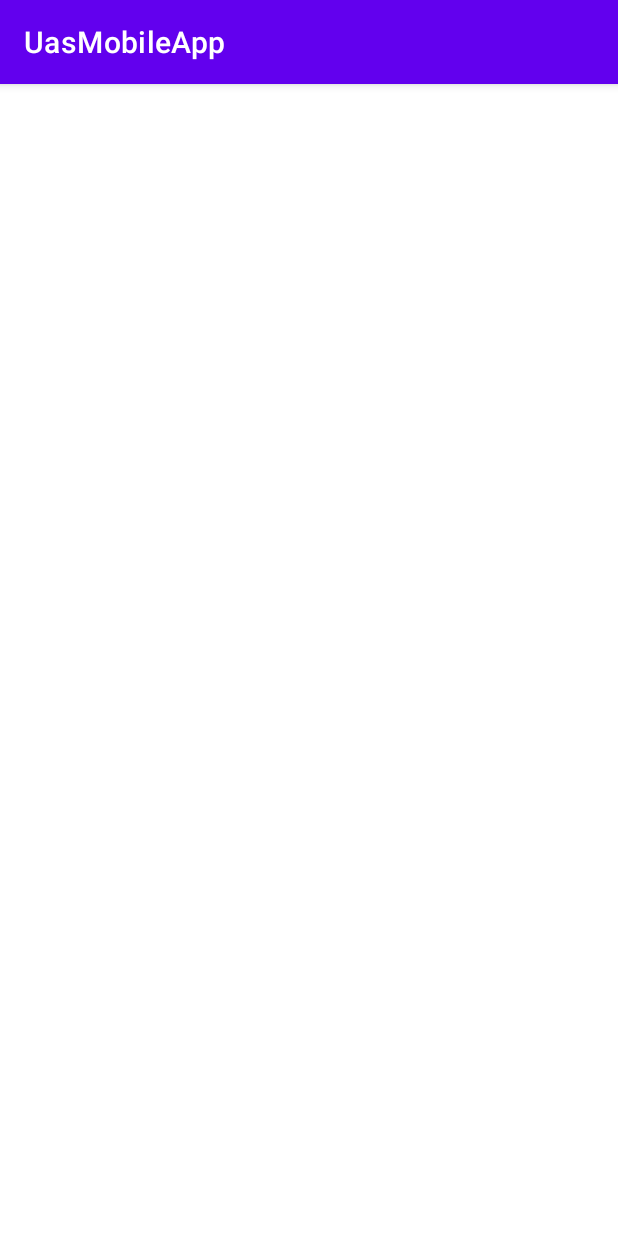
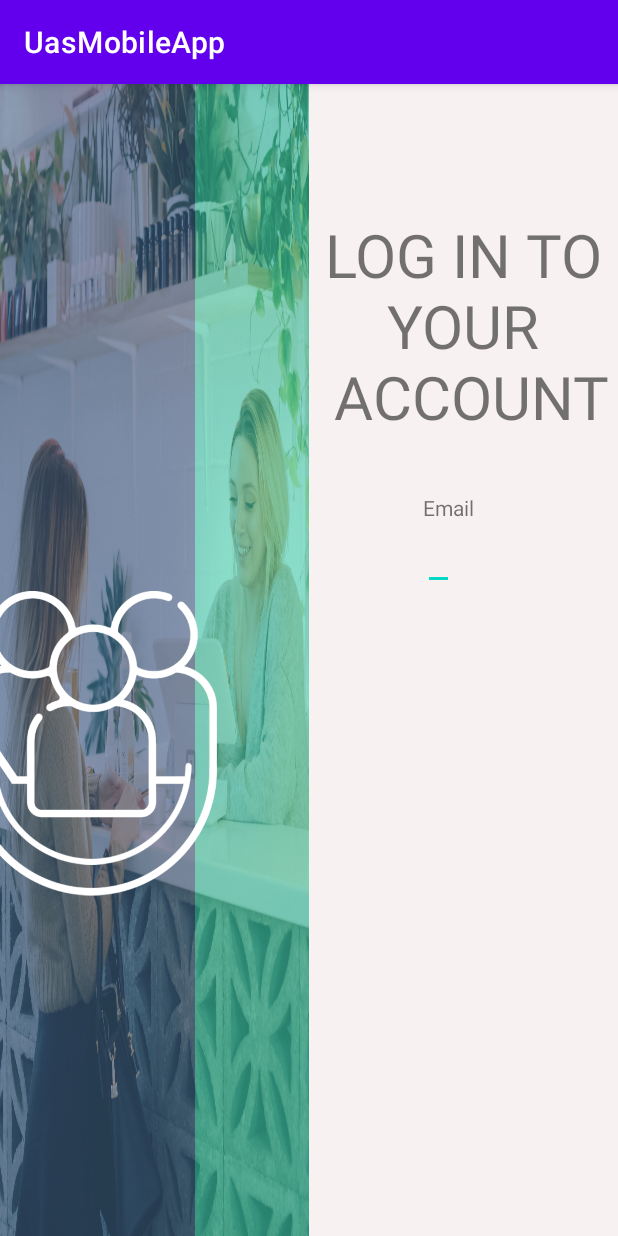
Before and after one commit to Kakaranara/UAS_Android, an Android app: the Login screen opened directly, with no data from a screen before it, on a phone screen of 412 x 824 dp. Run offline under Robolectric (Android 15) with nearby library versions, the phone set to English and light mode, and no system bars.

Commit message:
loginPage 50%
left layer completed

```diff
--- a/app/src/main/res/layout/activity_login.xml
+++ b/app/src/main/res/layout/activity_login.xml
@@ -1,9 +1,124 @@
 <?xml version="1.0" encoding="utf-8"?>
-<androidx.constraintlayout.widget.ConstraintLayout xmlns:android="http://schemas.android.com/apk/res/android"
+<LinearLayout xmlns:android="http://schemas.android.com/apk/res/android"
     xmlns:app="http://schemas.android.com/apk/res-auto"
     xmlns:tools="http://schemas.android.com/tools"
     android:layout_width="match_parent"
     android:layout_height="match_parent"
+    android:orientation="horizontal"
+    android:weightSum="2"
+    tools:ignore="HardCodedText"
     tools:context=".Login">
 
-</androidx.constraintlayout.widget.ConstraintLayout>
+    <androidx.constraintlayout.widget.ConstraintLayout
+        android:layout_width="0dp"
+        android:layout_height="match_parent"
+        android:layout_weight="1">
+
+        <ImageView
+            android:id="@+id/imageView"
+            android:layout_width="match_parent"
+            android:layout_height="match_parent"
+            android:alpha="0.8"
+            android:scaleType="fitXY"
+            android:src="@drawable/bg_login_register_crop" />
+
+        <LinearLayout
+            android:id="@+id/pembatas"
+            android:layout_width="wrap_content"
+            android:layout_height="match_parent"
+            android:alpha="0.5"
+            android:background="@color/dark_blue"
+            android:orientation="horizontal"
+            app:layout_constraintBottom_toBottomOf="parent"
+            app:layout_constraintEnd_toEndOf="parent"
+            app:layout_constraintHorizontal_bias="0.63"
+            app:layout_constraintStart_toStartOf="parent"
+            app:layout_constraintTop_toTopOf="parent">
+
+        </LinearLayout>
+
+        <LinearLayout
+            android:layout_width="0dp"
+            android:layout_height="match_parent"
+            android:background="@color/aquamarine"
+            android:alpha="0.5"
+            app:layout_constraintBottom_toBottomOf="parent"
+            app:layout_constraintTop_toTopOf="parent"
+            app:layout_constraintEnd_toEndOf="parent"
+            app:layout_constraintStart_toEndOf="@+id/pembatas"/>
+
+        <LinearLayout
+            android:layout_width="0dp"
+            android:layout_height="match_parent"
+            android:background="@color/dark_blue"
+            android:alpha="0.5"
+            app:layout_constraintBottom_toBottomOf="parent"
+            app:layout_constraintTop_toTopOf="parent"
+            app:layout_constraintStart_toStartOf="parent"
+            app:layout_constraintEnd_toStartOf="@+id/pembatas"/>
+
+        <ImageView
+            android:id="@+id/logo_drawer"
+            android:layout_width="wrap_content"
+            android:layout_height="wrap_content"
+            android:adjustViewBounds="true"
+            android:maxHeight="300dp"
+            android:src="@drawable/logo_app_drawer_putih"
+            app:layout_constraintBottom_toBottomOf="parent"
+            app:layout_constraintEnd_toStartOf="@id/pembatas"
+            app:layout_constraintHorizontal_bias="0.57"
+            app:layout_constraintStart_toStartOf="parent"
+            app:layout_constraintTop_toTopOf="parent"
+            app:layout_constraintVertical_bias="0.6" />
+
+
+
+    </androidx.constraintlayout.widget.ConstraintLayout>
+
+    <androidx.constraintlayout.widget.ConstraintLayout
+        android:layout_width="0dp"
+        android:layout_height="match_parent"
+        android:background="@color/gray"
+        android:layout_weight="1">
+
+        <TextView
+            android:id="@+id/judulLogin"
+            android:layout_width="wrap_content"
+            android:layout_height="wrap_content"
+            android:gravity="center"
+            android:text="LOG IN TO YOUR\n ACCOUNT"
+            android:textSize="40sp"
+            app:layout_constraintBottom_toBottomOf="parent"
+            app:layout_constraintEnd_toEndOf="parent"
+            app:layout_constraintStart_toStartOf="parent"
+            app:layout_constraintTop_toTopOf="parent"
+            app:layout_constraintVertical_bias="0.13999999" />
+
+        <LinearLayout
+            android:layout_width="wrap_content"
+            android:layout_height="wrap_content"
+            android:orientation="vertical"
+            app:layout_constraintBottom_toBottomOf="parent"
+            app:layout_constraintEnd_toEndOf="parent"
+            app:layout_constraintStart_toStartOf="parent"
+            app:layout_constraintTop_toBottomOf="@id/judulLogin"
+            app:layout_constraintVertical_bias="0.07999998">
+
+            <TextView
+                android:layout_width="wrap_content"
+                android:layout_height="wrap_content"
+                android:layout_marginEnd="20dp"
+                android:text="@string/email" />
+
+            <EditText
+                android:layout_width="wrap_content"
+                android:layout_height="wrap_content"
+
+                />
+
+        </LinearLayout>
+
+    </androidx.constraintlayout.widget.ConstraintLayout>
+
+
+</LinearLayout>
--- a/app/src/main/res/values/strings.xml
+++ b/app/src/main/res/values/strings.xml
@@ -1,3 +1,7 @@
 <resources>
     <string name="app_name">UasMobileApp</string>
+    <string name="log_in">Log in</string>
+    <string name="register">Register</string>
+    <string name="email">Email</string>
+    <string name="password">Password</string>
 </resources>
```
Also changed, not shown: app/src/main/res/drawable-v24/bg_login_register_crop.jpg (added), app/src/main/res/drawable-v24/logo_app_drawer_putih.png (added).
